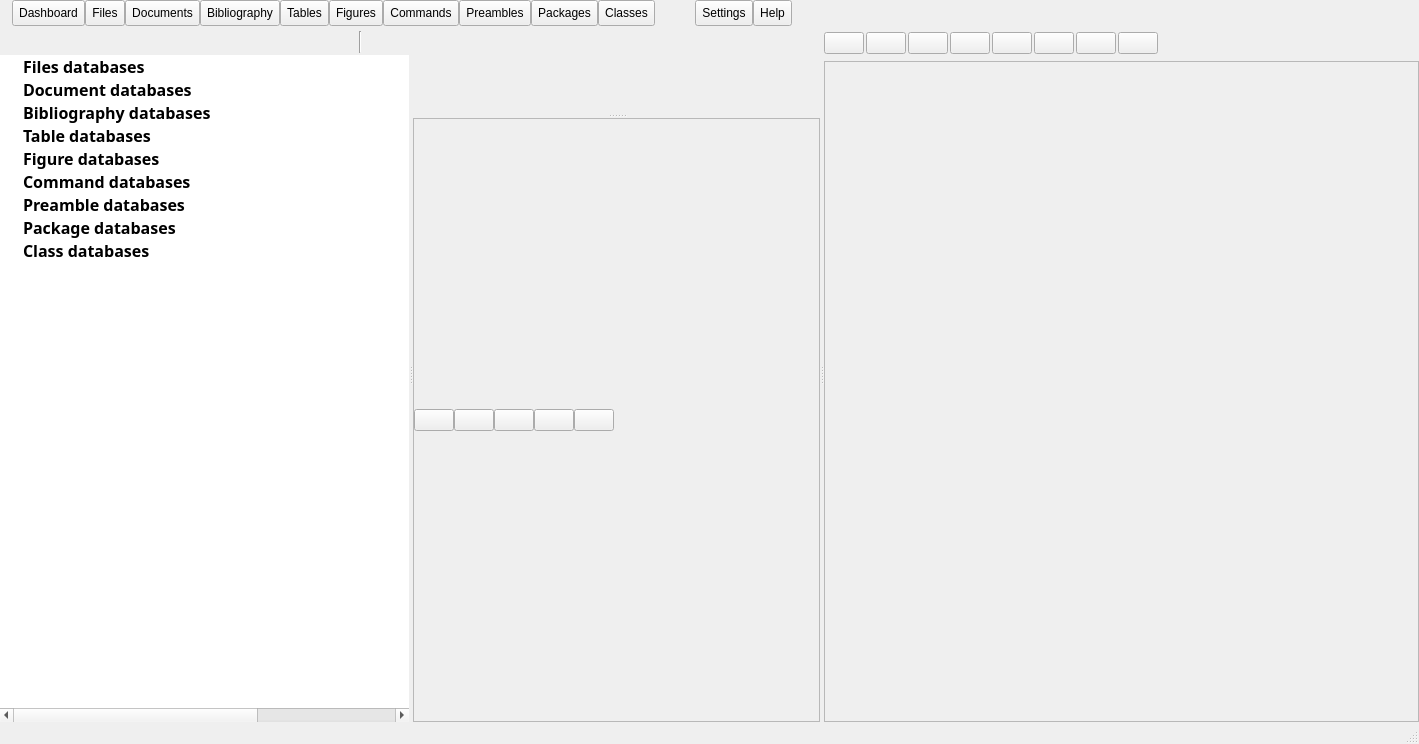
Above: datatex.ui from CSMathematics/DataTex before the change. Below: the same form after it.
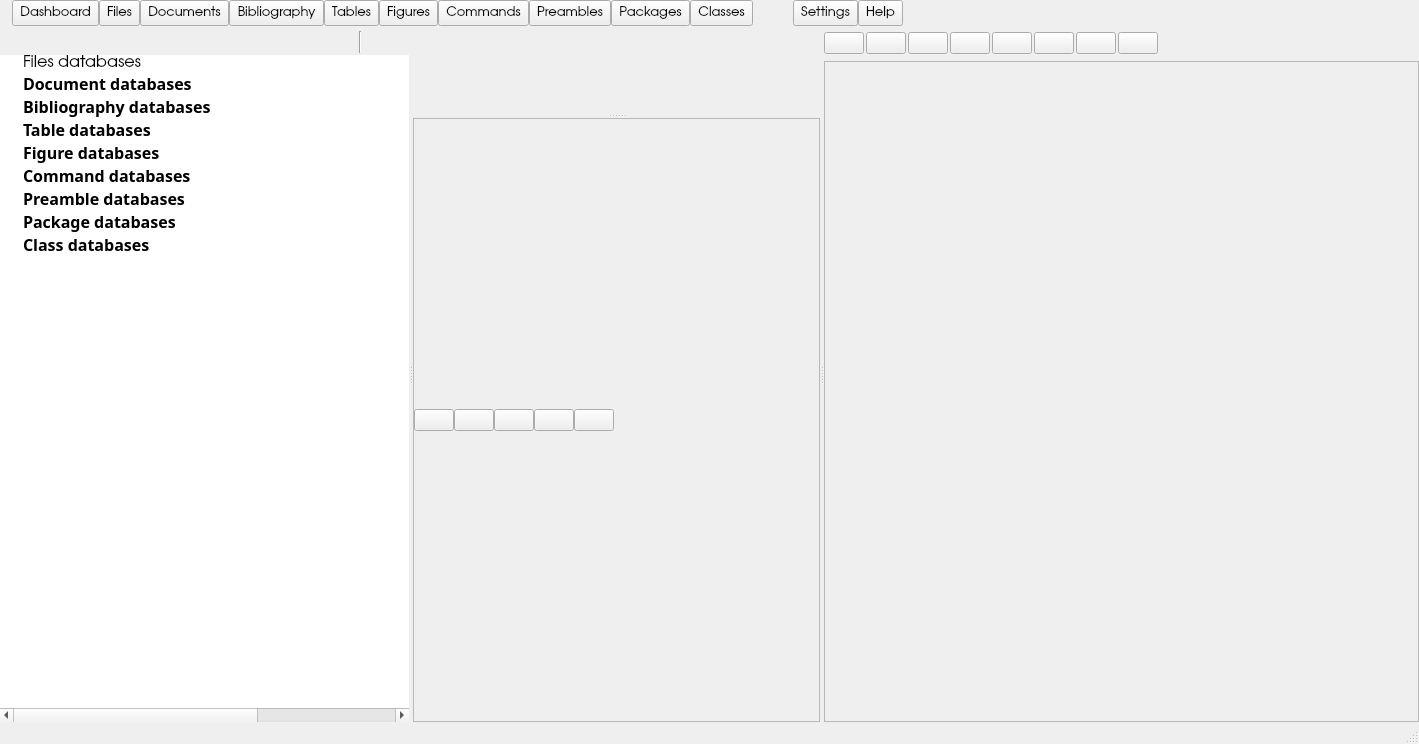
That is the form after the change. The open tabs and pages were chosen to show the change. Icons and pictures are not drawn. Custom widgets are drawn as their Qt base class.

```diff
--- a/datatex.ui
+++ b/datatex.ui
@@ -157,6 +157,13 @@
                 <verstretch>0</verstretch>
                </sizepolicy>
               </property>
+              <property name="font">
+               <font>
+                <family>URW Gothic</family>
+                <pointsize>10</pointsize>
+                <bold>false</bold>
+               </font>
+              </property>
               <property name="styleSheet">
                <string notr="true"/>
               </property>
@@ -186,6 +193,12 @@
                 <verstretch>0</verstretch>
                </sizepolicy>
               </property>
+              <property name="font">
+               <font>
+                <family>URW Gothic</family>
+                <pointsize>10</pointsize>
+               </font>
+              </property>
               <property name="text">
                <string>Files</string>
               </property>
@@ -212,6 +225,12 @@
                 <verstretch>0</verstretch>
                </sizepolicy>
               </property>
+              <property name="font">
+               <font>
+                <family>URW Gothic</family>
+                <pointsize>10</pointsize>
+               </font>
+              </property>
               <property name="text">
                <string>Documents</string>
               </property>
@@ -238,6 +257,12 @@
                 <verstretch>0</verstretch>
                </sizepolicy>
               </property>
+              <property name="font">
+               <font>
+                <family>URW Gothic</family>
+                <pointsize>10</pointsize>
+               </font>
+              </property>
               <property name="text">
                <string>Bibliography</string>
               </property>
@@ -264,6 +289,12 @@
                 <verstretch>0</verstretch>
                </sizepolicy>
               </property>
+              <property name="font">
+               <font>
+                <family>URW Gothic</family>
+                <pointsize>10</pointsize>
+               </font>
+              </property>
               <property name="text">
                <string>Tables</string>
               </property>
@@ -290,6 +321,12 @@
                 <verstretch>0</verstretch>
                </sizepolicy>
               </property>
+              <property name="font">
+               <font>
+                <family>URW Gothic</family>
+                <pointsize>10</pointsize>
+               </font>
+              </property>
               <property name="text">
                <string>Figures</string>
               </property>
@@ -316,6 +353,12 @@
                 <verstretch>0</verstretch>
                </sizepolicy>
               </property>
+              <property name="font">
+               <font>
+                <family>URW Gothic</family>
+                <pointsize>10</pointsize>
+               </font>
+              </property>
               <property name="text">
                <string>Commands</string>
               </property>
@@ -348,6 +391,12 @@
                 <verstretch>0</verstretch>
                </sizepolicy>
               </property>
+              <property name="font">
+               <font>
+                <family>URW Gothic</family>
+                <pointsize>10</pointsize>
+               </font>
+              </property>
               <property name="text">
                <string>Preambles</string>
               </property>
@@ -380,6 +429,12 @@
                 <verstretch>0</verstretch>
                </sizepolicy>
               </property>
+              <property name="font">
+               <font>
+                <family>URW Gothic</family>
+                <pointsize>10</pointsize>
+               </font>
+              </property>
               <property name="text">
                <string>Packages</string>
               </property>
@@ -412,6 +467,12 @@
                 <verstretch>0</verstretch>
                </sizepolicy>
               </property>
+              <property name="font">
+               <font>
+                <family>URW Gothic</family>
+                <pointsize>10</pointsize>
+               </font>
+              </property>
               <property name="text">
                <string>Classes</string>
               </property>
@@ -457,6 +518,12 @@
                 <verstretch>0</verstretch>
                </sizepolicy>
               </property>
+              <property name="font">
+               <font>
+                <family>URW Gothic</family>
+                <pointsize>10</pointsize>
+               </font>
+              </property>
               <property name="text">
                <string>Settings</string>
               </property>
@@ -477,6 +544,12 @@
                 <verstretch>0</verstretch>
                </sizepolicy>
               </property>
+              <property name="font">
+               <font>
+                <family>URW Gothic</family>
+                <pointsize>10</pointsize>
+               </font>
+              </property>
               <property name="text">
                <string>Help</string>
               </property>
@@ -649,9 +722,9 @@
                    </property>
                    <property name="font">
                     <font>
-                     <family>KerkisSans</family>
+                     <family>URW Gothic</family>
                      <pointsize>12</pointsize>
-                     <bold>true</bold>
+                     <bold>false</bold>
                     </font>
                    </property>
                    <property name="icon">
```
Left out of the diff: 14 changed lines with no effect on the pictures.
